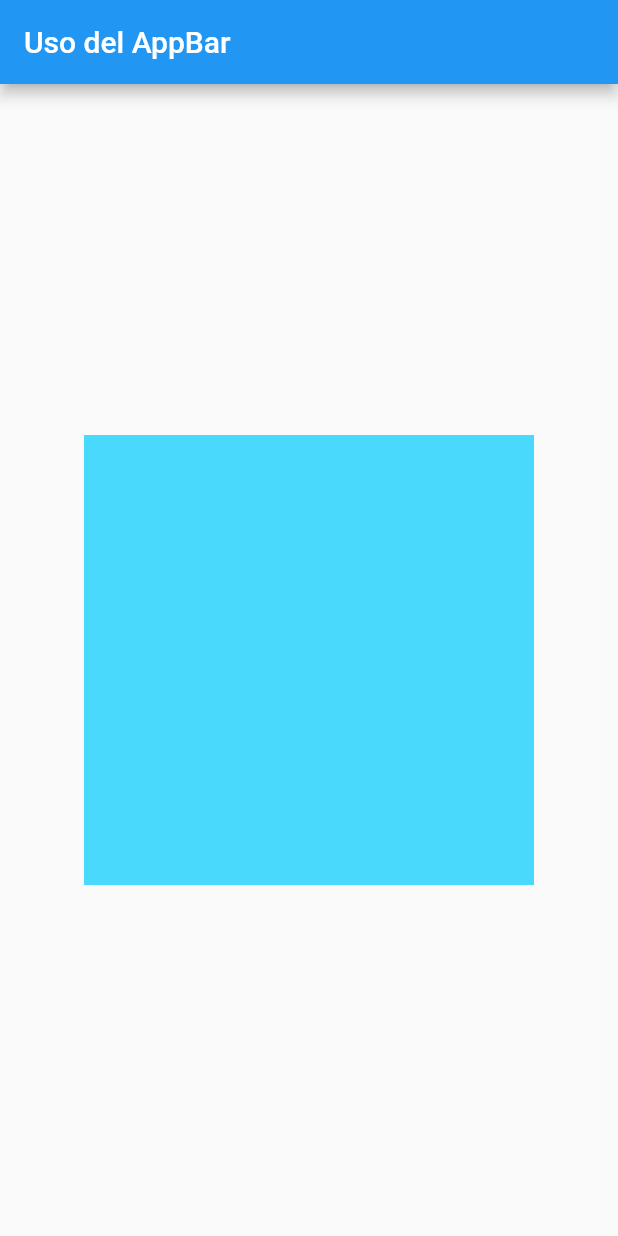
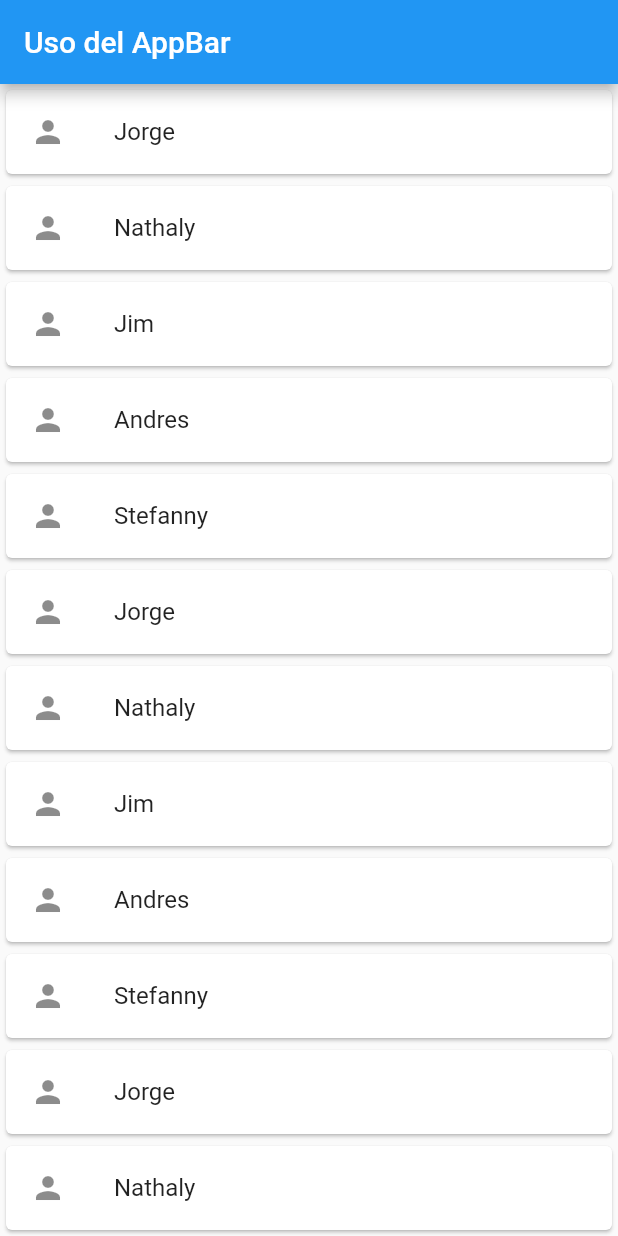
Before and after one commit to GaleanoJorge/my_app_flutter, a Flutter app: the screen it shows after launch, on a phone screen of 412 x 824 dp. Run offline on Flutter 3.47's test engine with Material 2 defaults, Android fonts, the phone set to English and light mode, and no system bars.

Commit message:
list view con textos

```diff
--- a/lib/main.dart
+++ b/lib/main.dart
@@ -7,19 +7,53 @@ class MyApp extends StatelessWidget {
   Widget build(BuildContext context) {
     return MaterialApp(
       title: 'Material App',
-      home: Scaffold(
+      home: MyHomePage(),
+    );
+  }
+}
+
+class MyHomePage extends StatelessWidget {
+  MyHomePage({Key? key}) : super(key: key);
+
+  List<String> names = [
+    'Jorge',
+    'Nathaly',
+    'Jim',
+    'Andres',
+    'Stefanny',
+    'Jorge',
+    'Nathaly',
+    'Jim',
+    'Andres',
+    'Stefanny',
+    'Jorge',
+    'Nathaly',
+    'Jim',
+    'Andres',
+    'Stefanny'
+  ];
+
+  @override
+  Widget build(BuildContext context) {
+    return Container(
+      child: Scaffold(
         appBar: AppBar(
           title: Text('Uso del AppBar'),
         ),
-        body: Center(
-          child: Container(
-            // color: Colors.blue[900],
-            // color: Color(0xff1DD1FE).withOpacity(0.5), // para definir un color mediante HEX se debe iniciar con 0xff (lo cual es el valor de opacidad en HEX) {HEX (sin el #)}
-            color: Color.fromRGBO(29, 209, 254, 0.8),
-            height: 300,
-            width: 300,
-          ),
-        )
+        body: ListView.builder(
+            itemCount: names.length,
+            itemBuilder: (BuildContext context, int index) {
+              final name = names[index];
+              return Card(
+                child: ListTile(
+                  title: Text(name),
+                  leading: Icon(Icons.person),
+                  onTap: (){
+                    print(name);
+                  },
+                ),
+              );
+            }),
       ),
     );
   }
```
